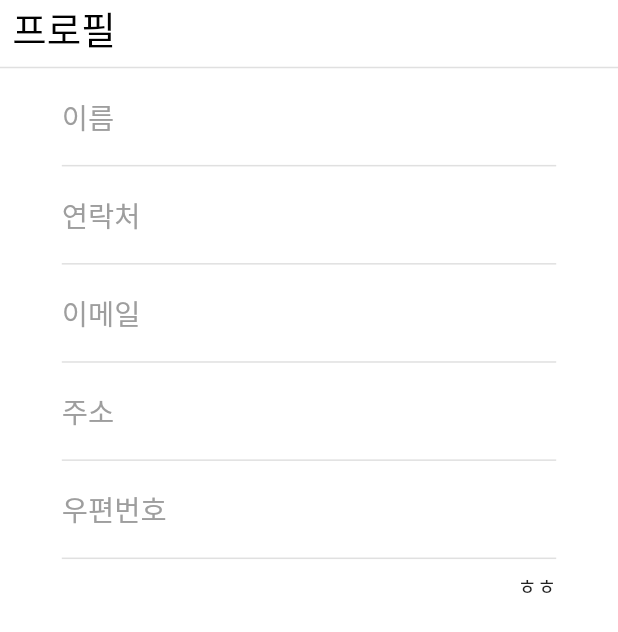
After one commit to Yusang-park/Megapos, a Flutter app: the UserInfo screen opened directly, on a phone screen of 412 x 824 dp. The commit adds this screen. Shown: the top 632 px of the screen. Run offline on Flutter 3.47's test engine with Material 2 defaults, Android fonts, the phone set to English and light mode, and no system bars; our stand-ins replace cloud_firestore, firebase_core, flutter_tts; missing offline and left inert: iamport_flutter, nfc_in_flutter; accounts and stored records are empty.

Commit message:
플러팅 + 내정보화면

```diff
--- a/lib/Model/payment.dart
+++ b/lib/Model/payment.dart
@@ -15,7 +15,6 @@ class Payment extends StatelessWidget {
           child: Column(
             mainAxisAlignment: MainAxisAlignment.center,
             children: [
-              Image.asset('assets/images/iamport-logo.png'),
               Container(
                 padding: EdgeInsets.fromLTRB(0.0, 30.0, 0.0, 0.0),
                 child: Text('잠시만 기다려주세요...', style: TextStyle(fontSize: 20.0)),
@@ -25,10 +24,11 @@ class Payment extends StatelessWidget {
         ),
       ),
       /* [필수입력] 가맹점 식별코드 */
-      userCode: 'imp40311677',
+      userCode: 'imp21490057', //iamport는 됨
       /* [필수입력] 결제 데이터 */
       data: PaymentData.fromJson({
-        'pg': 'html5_inicis', // PG사
+        'pg':
+            'kakaopay.INIpayTest', // PG사 이니시스 = html5_inicis, 카카오페이 = kakaopay.INIpayTest
         'payMethod': 'card', // 결제수단
         'name': '아임포트 결제데이터 분석', // 주문명
         'merchantUid': 'mid_${DateTime.now().millisecondsSinceEpoch}', // 주문번호
--- a/lib/Screen/BasketScreen.dart
+++ b/lib/Screen/BasketScreen.dart
@@ -10,6 +10,7 @@ import 'package:flutter/material.dart';
 import 'package:nfc_in_flutter/nfc_in_flutter.dart';
 
 import '../Model/payment.dart';
+import '../Screen/UserInfo.dart';
 
 import '../Model/SelectedItem.dart';
 import '../Widget/BasketTile.dart';
@@ -190,6 +191,24 @@ class _BasketScreenState extends State<BasketScreen> {
                         ));
                 },
               ),
+              //-------------------내정보 수정을 위해 임시로넣음 진수
+              Padding(
+                  padding: EdgeInsets.only(
+                      right: width * 0.05, bottom: height * 0.01),
+                  child: Align(
+                      alignment: Alignment.centerRight,
+                      child: FloatingActionButton(
+                        onPressed: () {
+                          Navigator.push(
+                              context,
+                              MaterialPageRoute(
+                                  builder: (BuildContext context) =>
+                                      UserInfo()));
+                        },
+                        child: Icon(Icons.person),
+                      )))
+              //---------------------------------------------
+              ,
               StreamBuilder(
                 stream: changeStream.stream,
                 builder: (context, snapshot) {
--- /dev/null
+++ b/lib/Screen/UserInfo.dart
@@ -0,0 +1,179 @@
+import 'package:flutter/material.dart';
+
+class UserInfo extends StatefulWidget {
+  @override
+  _UserInfoState createState() => _UserInfoState();
+}
+
+class _UserInfoState extends State<UserInfo> {
+  @override
+  void initiate() {
+    super.initState();
+  }
+
+  @override
+  Widget build(BuildContext context) {
+    final size = MediaQuery.of(context).size;
+    final width = size.width;
+    final height = size.height;
+    final vertical = height * 0.02;
+    final horizontal = width * 0.02;
+    final statusBarHeight = MediaQuery.of(context).padding.top;
+
+    return Scaffold(
+        body: Container(
+            color: Colors.white,
+            child: Column(
+                mainAxisAlignment: MainAxisAlignment.start,
+                crossAxisAlignment: CrossAxisAlignment.start,
+                children: [
+                  Container(
+                      padding: EdgeInsets.only(
+                          top: statusBarHeight, left: horizontal),
+                      child: Text(
+                        '프로필',
+                        style: TextStyle(fontSize: 25, color: Colors.black),
+                      )),
+                  Divider(
+                    thickness: 1,
+                  ),
+                  Padding(
+                    padding: EdgeInsets.only(
+                        left: width * 0.1,
+                        right: width * 0.1,
+                        top: statusBarHeight),
+                    child: Column(
+                      mainAxisAlignment: MainAxisAlignment.start,
+                      crossAxisAlignment: CrossAxisAlignment.start,
+                      children: [
+                        Row(
+                            mainAxisAlignment: MainAxisAlignment.start,
+                            children: [
+                              Text(
+                                '이름    ',
+                                style:
+                                    TextStyle(fontSize: 19, color: Colors.grey),
+                              ),
+                              Container(
+                                padding:
+                                    EdgeInsets.only(left: width * 0.1, top: 20),
+                                width: width * 0.6,
+                                height: height * 0.06,
+                                child: TextField(
+                                  controller: TextEditingController(),
+                                  decoration:
+                                      InputDecoration.collapsed(hintText: ""),
+                                ),
+                              ),
+                            ]),
+                        Divider(
+                          thickness: 1,
+                        ),
+                        Row(
+                            mainAxisAlignment: MainAxisAlignment.start,
+                            children: [
+                              Text(
+                                '연락처',
+                                style:
+                                    TextStyle(fontSize: 19, color: Colors.grey),
+                              ),
+                              Container(
+                                padding:
+                                    EdgeInsets.only(left: width * 0.1, top: 20),
+                                width: width * 0.6,
+                                height: height * 0.06,
+                                child: TextField(
+                                  controller: TextEditingController(),
+                                  onChanged: (value) {},
+                                  decoration:
+                                      InputDecoration.collapsed(hintText: ""),
+                                ),
+                              ),
+                            ]),
+                        Divider(
+                          thickness: 1,
+                        ),
+                        Row(
+                            mainAxisAlignment: MainAxisAlignment.start,
+                            children: [
+                              Text(
+                                '이메일',
+                                style:
+                                    TextStyle(fontSize: 19, color: Colors.grey),
+                              ),
+                              Container(
+                                padding:
+                                    EdgeInsets.only(left: width * 0.1, top: 20),
+                                width: width * 0.6,
+                                height: height * 0.06,
+                                child: TextField(
+                                  controller: TextEditingController(),
+                                  onChanged: (value) {},
+                                  decoration:
+                                      InputDecoration.collapsed(hintText: ""),
+                                ),
+                              ),
+                            ]),
+                        Divider(
+                          thickness: 1,
+                        ),
+                        Row(
+                            mainAxisAlignment: MainAxisAlignment.start,
+                            children: [
+                              Text(
+                                '주소    ',
+                                style:
+                                    TextStyle(fontSize: 19, color: Colors.grey),
+                              ),
+                              Container(
+                                padding:
+                                    EdgeInsets.only(left: width * 0.1, top: 20),
+                                width: width * 0.6,
+                                height: height * 0.06,
+                                child: TextField(
+                                  controller: TextEditingController(),
+                                  onChanged: (value) {},
+                                  decoration:
+                                      InputDecoration.collapsed(hintText: ""),
+                                ),
+                              ),
+                            ]),
+                        Divider(
+                          thickness: 1,
+                        ),
+                        Row(
+                            mainAxisAlignment: MainAxisAlignment.start,
+                            children: [
+                              Text(
+                                '우편번호',
+                                style:
+                                    TextStyle(fontSize: 19, color: Colors.grey),
+                              ),
+                              Container(
+                                padding: EdgeInsets.only(
+                                    left: width * 0.07, top: 20),
+                                width: width * 0.6,
+                                height: height * 0.06,
+                                child: TextField(
+                                  controller: TextEditingController(),
+                                  onChanged: (value) {},
+                                  decoration:
+                                      InputDecoration.collapsed(hintText: ""),
+                                ),
+                              ),
+                            ]),
+                        Divider(
+                          thickness: 1,
+                        ),
+                        Align(
+                            alignment: Alignment.centerRight,
+                            child: Padding(
+                              padding: EdgeInsets.only(bottom: 10),
+                              child: Text("ㅎㅎ"),
+                            )),
+                      ],
+                    ),
+                  ),
+                ])));
+  }
+}
```
